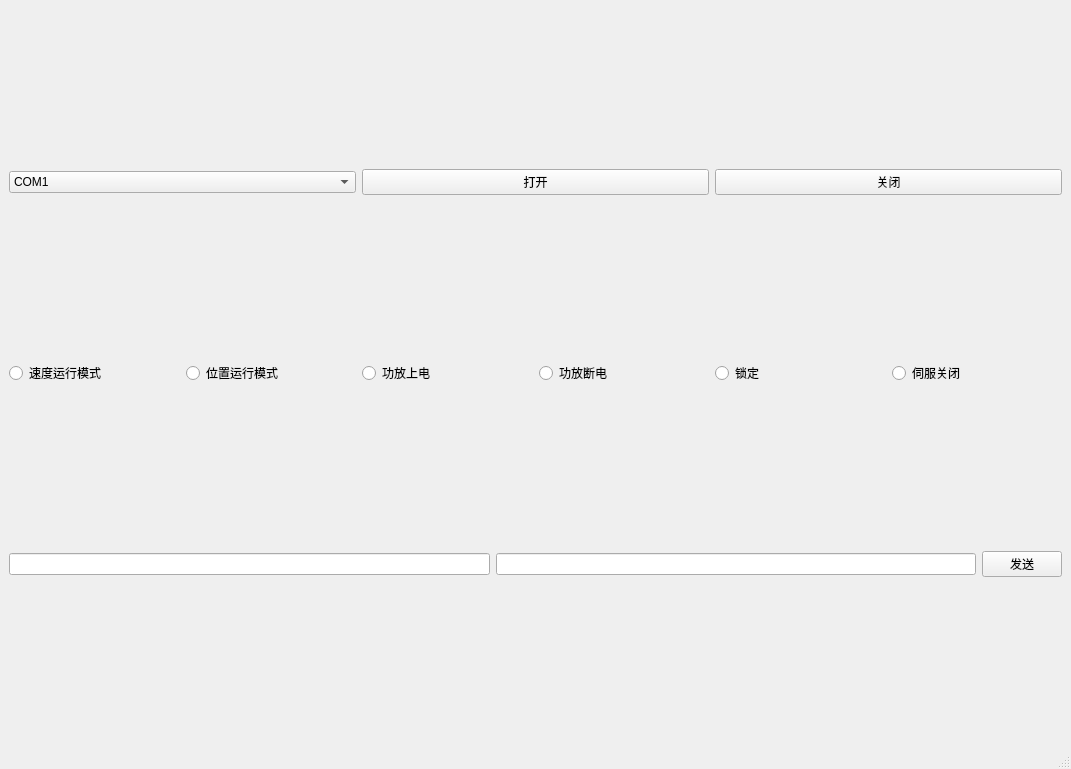
Above: Pro.ui from moon0309/project_zt before the change. Below: the same form after it.
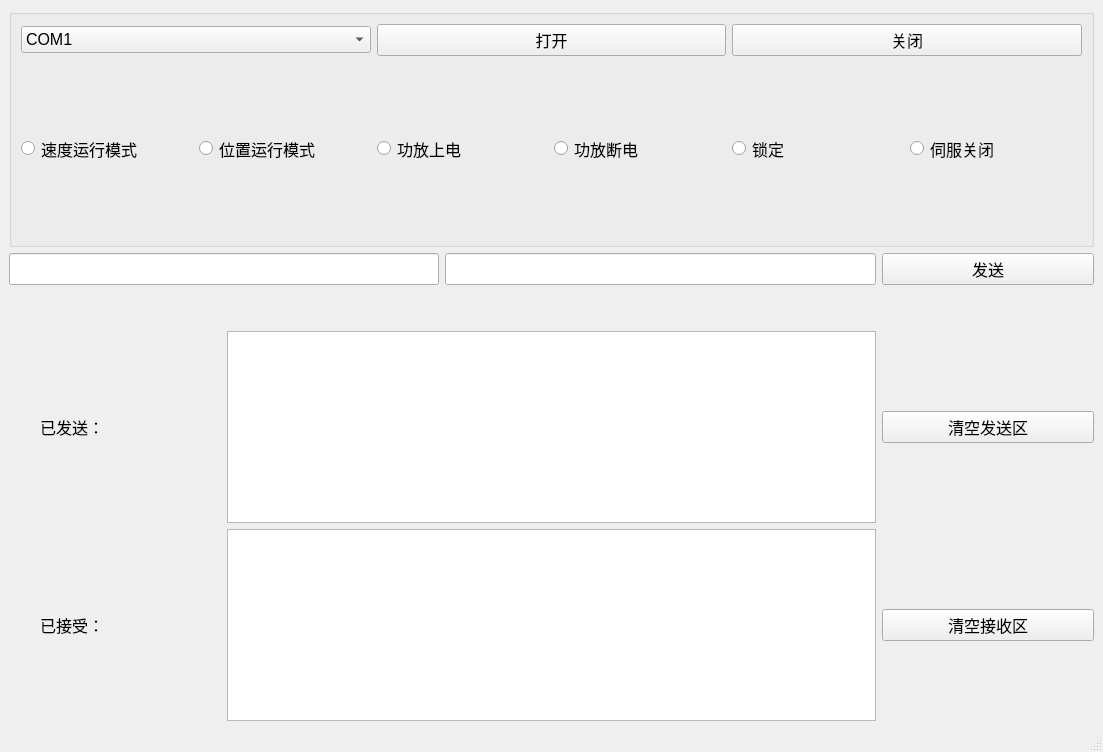
That is the form after the change.

Commit message: 基本完成

```diff
--- a/Pro.ui
+++ b/Pro.ui
@@ -6,108 +6,366 @@
    <rect>
     <x>0</x>
     <y>0</y>
-    <width>1071</width>
-    <height>769</height>
+    <width>1103</width>
+    <height>752</height>
    </rect>
   </property>
+  <property name="sizePolicy">
+   <sizepolicy hsizetype="Preferred" vsizetype="Minimum">
+    <horstretch>0</horstretch>
+    <verstretch>0</verstretch>
+   </sizepolicy>
+  </property>
   <property name="windowTitle">
    <string>MainWindow</string>
   </property>
   <widget class="QWidget" name="centralwidget">
-   <layout class="QVBoxLayout" name="verticalLayout">
-    <item>
-     <layout class="QHBoxLayout" name="horizontalLayout">
-      <item>
-       <widget class="QComboBox" name="cmb_port_name">
-        <item>
-         <property name="text">
-          <string>COM1</string>
-         </property>
-        </item>
-        <item>
-         <property name="text">
-          <string>COM2</string>
-         </property>
-        </item>
-       </widget>
-      </item>
-      <item>
-       <widget class="QPushButton" name="btn_open">
-        <property name="text">
-         <string>打开</string>
-        </property>
-       </widget>
-      </item>
-      <item>
-       <widget class="QPushButton" name="btn_close">
-        <property name="text">
-         <string>关闭</string>
-        </property>
-       </widget>
-      </item>
-     </layout>
+   <layout class="QGridLayout" name="gridLayout_2">
+    <item row="0" column="0">
+     <widget class="QGroupBox" name="groupBox">
+      <property name="title">
+       <string/>
+      </property>
+      <layout class="QVBoxLayout" name="verticalLayout">
+       <item>
+        <layout class="QHBoxLayout" name="horizontalLayout">
+         <item>
+          <widget class="QComboBox" name="cmb_port_name">
+           <property name="sizePolicy">
+            <sizepolicy hsizetype="Preferred" vsizetype="Fixed">
+             <horstretch>0</horstretch>
+             <verstretch>0</verstretch>
+            </sizepolicy>
+           </property>
+           <property name="font">
+            <font>
+             <pointsize>12</pointsize>
+            </font>
+           </property>
+           <item>
+            <property name="text">
+             <string>COM1</string>
+            </property>
+           </item>
+           <item>
+            <property name="text">
+             <string>COM2</string>
+            </property>
+           </item>
+          </widget>
+         </item>
+         <item>
+          <widget class="QPushButton" name="btn_open">
+           <property name="sizePolicy">
+            <sizepolicy hsizetype="Minimum" vsizetype="Fixed">
+             <horstretch>0</horstretch>
+             <verstretch>0</verstretch>
+            </sizepolicy>
+           </property>
+           <property name="font">
+            <font>
+             <pointsize>12</pointsize>
+            </font>
+           </property>
+           <property name="text">
+            <string>打开</string>
+           </property>
+          </widget>
+         </item>
+         <item>
+          <widget class="QPushButton" name="btn_close">
+           <property name="sizePolicy">
+            <sizepolicy hsizetype="Minimum" vsizetype="Fixed">
+             <horstretch>0</horstretch>
+             <verstretch>0</verstretch>
+            </sizepolicy>
+           </property>
+           <property name="font">
+            <font>
+             <pointsize>12</pointsize>
+            </font>
+           </property>
+           <property name="text">
+            <string>关闭</string>
+           </property>
+          </widget>
+         </item>
+        </layout>
+       </item>
+       <item>
+        <layout class="QHBoxLayout" name="horizontalLayout_4">
+         <item>
+          <widget class="QRadioButton" name="radioButton1">
+           <property name="sizePolicy">
+            <sizepolicy hsizetype="Minimum" vsizetype="Minimum">
+             <horstretch>0</horstretch>
+             <verstretch>0</verstretch>
+            </sizepolicy>
+           </property>
+           <property name="font">
+            <font>
+             <pointsize>12</pointsize>
+            </font>
+           </property>
+           <property name="text">
+            <string>速度运行模式</string>
+           </property>
+          </widget>
+         </item>
+         <item>
+          <widget class="QRadioButton" name="radioButton2">
+           <property name="sizePolicy">
+            <sizepolicy hsizetype="Minimum" vsizetype="Minimum">
+             <horstretch>0</horstretch>
+             <verstretch>0</verstretch>
+            </sizepolicy>
+           </property>
+           <property name="font">
+            <font>
+             <pointsize>12</pointsize>
+            </font>
+           </property>
+           <property name="text">
+            <string>位置运行模式</string>
+           </property>
+          </widget>
+         </item>
+         <item>
+          <widget class="QRadioButton" name="radioButton3">
+           <property name="sizePolicy">
+            <sizepolicy hsizetype="Minimum" vsizetype="Minimum">
+             <horstretch>0</horstretch>
+             <verstretch>0</verstretch>
+            </sizepolicy>
+           </property>
+           <property name="font">
+            <font>
+             <pointsize>12</pointsize>
+            </font>
+           </property>
+           <property name="text">
+            <string>功放上电</string>
+           </property>
+          </widget>
+         </item>
+         <item>
+          <widget class="QRadioButton" name="radioButton4">
+           <property name="sizePolicy">
+            <sizepolicy hsizetype="Minimum" vsizetype="Minimum">
+             <horstretch>0</horstretch>
+             <verstretch>0</verstretch>
+            </sizepolicy>
+           </property>
+           <property name="font">
+            <font>
+             <pointsize>12</pointsize>
+            </font>
+           </property>
+           <property name="text">
+            <string>功放断电</string>
+           </property>
+          </widget>
+         </item>
+         <item>
+          <widget class="QRadioButton" name="radioButton5">
+           <property name="sizePolicy">
+            <sizepolicy hsizetype="Minimum" vsizetype="Minimum">
+             <horstretch>0</horstretch>
+             <verstretch>0</verstretch>
+            </sizepolicy>
+           </property>
+           <property name="font">
+            <font>
+             <pointsize>12</pointsize>
+            </font>
+           </property>
+           <property name="text">
+            <string>锁定</string>
+           </property>
+          </widget>
+         </item>
+         <item>
+          <widget class="QRadioButton" name="radioButton6">
+           <property name="sizePolicy">
+            <sizepolicy hsizetype="Minimum" vsizetype="Minimum">
+             <horstretch>0</horstretch>
+             <verstretch>0</verstretch>
+            </sizepolicy>
+           </property>
+           <property name="font">
+            <font>
+             <pointsize>12</pointsize>
+            </font>
+           </property>
+           <property name="text">
+            <string>伺服关闭</string>
+           </property>
+          </widget>
+         </item>
+        </layout>
+       </item>
+      </layout>
+     </widget>
     </item>
-    <item>
+    <item row="1" column="0">
      <layout class="QGridLayout" name="gridLayout">
-      <item row="0" column="0">
-       <widget class="QRadioButton" name="radioButton1">
-        <property name="text">
-         <string>速度运行模式</string>
+      <item row="1" column="2">
+       <spacer name="verticalSpacer">
+        <property name="orientation">
+         <enum>Qt::Vertical</enum>
         </property>
-       </widget>
+        <property name="sizeType">
+         <enum>QSizePolicy::Fixed</enum>
+        </property>
+        <property name="sizeHint" stdset="0">
+         <size>
+          <width>20</width>
+          <height>40</height>
+         </size>
+        </property>
+       </spacer>
       </item>
-      <item row="0" column="1">
-       <widget class="QRadioButton" name="radioButton2">
-        <property name="text">
-         <string>位置运行模式</string>
+      <item row="2" column="1" colspan="3">
+       <widget class="QTextEdit" name="show_send">
+        <property name="sizePolicy">
+         <sizepolicy hsizetype="Expanding" vsizetype="Fixed">
+          <horstretch>0</horstretch>
+          <verstretch>0</verstretch>
+         </sizepolicy>
         </property>
+        <property name="font">
+         <font>
+          <pointsize>12</pointsize>
+         </font>
+        </property>
        </widget>
       </item>
-      <item row="0" column="5">
-       <widget class="QRadioButton" name="radioButton6">
-        <property name="text">
-         <string>伺服关闭</string>
+      <item row="3" column="1" colspan="3">
+       <widget class="QTextEdit" name="show_receive">
+        <property name="sizePolicy">
+         <sizepolicy hsizetype="Expanding" vsizetype="Fixed">
+          <horstretch>0</horstretch>
+          <verstretch>0</verstretch>
+         </sizepolicy>
         </property>
+        <property name="font">
+         <font>
+          <pointsize>12</pointsize>
+         </font>
+        </property>
        </widget>
       </item>
-      <item row="0" column="3">
-       <widget class="QRadioButton" name="radioButton4">
-        <property name="text">
-         <string>功放断电</string>
+      <item row="0" column="2" colspan="2">
+       <widget class="QLineEdit" name="data_edit2">
+        <property name="sizePolicy">
+         <sizepolicy hsizetype="Expanding" vsizetype="Minimum">
+          <horstretch>0</horstretch>
+          <verstretch>0</verstretch>
+         </sizepolicy>
         </property>
+        <property name="font">
+         <font>
+          <pointsize>12</pointsize>
+         </font>
+        </property>
        </widget>
       </item>
-      <item row="0" column="2">
-       <widget class="QRadioButton" name="radioButton3">
-        <property name="text">
-         <string>功放上电</string>
+      <item row="0" column="0" colspan="2">
+       <widget class="QLineEdit" name="data_edit1">
+        <property name="sizePolicy">
+         <sizepolicy hsizetype="Expanding" vsizetype="Minimum">
+          <horstretch>0</horstretch>
+          <verstretch>0</verstretch>
+         </sizepolicy>
+        </property>
+        <property name="font">
+         <font>
+          <pointsize>12</pointsize>
+         </font>
         </property>
        </widget>
       </item>
       <item row="0" column="4">
-       <widget class="QRadioButton" name="radioButton5">
-        <property name="text">
-         <string>锁定</string>
-        </property>
-       </widget>
-      </item>
-     </layout>
-    </item>
-    <item>
-     <layout class="QHBoxLayout" name="horizontalLayout_2">
-      <item>
-       <widget class="QLineEdit" name="data_edit1"/>
-      </item>
-      <item>
-       <widget class="QLineEdit" name="data_edit2"/>
-      </item>
-      <item>
        <widget class="QPushButton" name="btn_send">
+        <property name="sizePolicy">
+         <sizepolicy hsizetype="Minimum" vsizetype="Minimum">
+          <horstretch>0</horstretch>
+          <verstretch>0</verstretch>
+         </sizepolicy>
+        </property>
+        <property name="font">
+         <font>
+          <pointsize>12</pointsize>
+         </font>
+        </property>
         <property name="text">
          <string>发送</string>
         </property>
        </widget>
       </item>
+      <item row="2" column="0">
+       <widget class="QLabel" name="ready_send">
+        <property name="sizePolicy">
+         <sizepolicy hsizetype="Preferred" vsizetype="Minimum">
+          <horstretch>0</horstretch>
+          <verstretch>0</verstretch>
+         </sizepolicy>
+        </property>
+        <property name="font">
+         <font>
+          <pointsize>12</pointsize>
+         </font>
+        </property>
+        <property name="layoutDirection">
+         <enum>Qt::LeftToRight</enum>
+        </property>
+        <property name="text">
+         <string>       已发送：</string>
+        </property>
+       </widget>
+      </item>
+      <item row="3" column="0">
+       <widget class="QLabel" name="ready_received">
+        <property name="font">
+         <font>
+          <pointsize>12</pointsize>
+         </font>
+        </property>
+        <property name="text">
+         <string>       已接受：</string>
+        </property>
+       </widget>
+      </item>
+      <item row="2" column="4">
+       <widget class="QPushButton" name="clear_send">
+        <property name="sizePolicy">
+         <sizepolicy hsizetype="Minimum" vsizetype="Maximum">
+          <horstretch>0</horstretch>
+          <verstretch>0</verstretch>
+         </sizepolicy>
+        </property>
+        <property name="font">
+         <font>
+          <pointsize>12</pointsize>
+         </font>
+        </property>
+        <property name="text">
+         <string>清空发送区</string>
+        </property>
+       </widget>
+      </item>
+      <item row="3" column="4">
+       <widget class="QPushButton" name="clear_receive">
+        <property name="font">
+         <font>
+          <pointsize>12</pointsize>
+         </font>
+        </property>
+        <property name="text">
+         <string>清空接收区</string>
+        </property>
+       </widget>
+      </item>
      </layout>
     </item>
    </layout>
```
Left out of the diff: 128 changed lines with no effect on the pictures. The commit also changes 2 other files.
